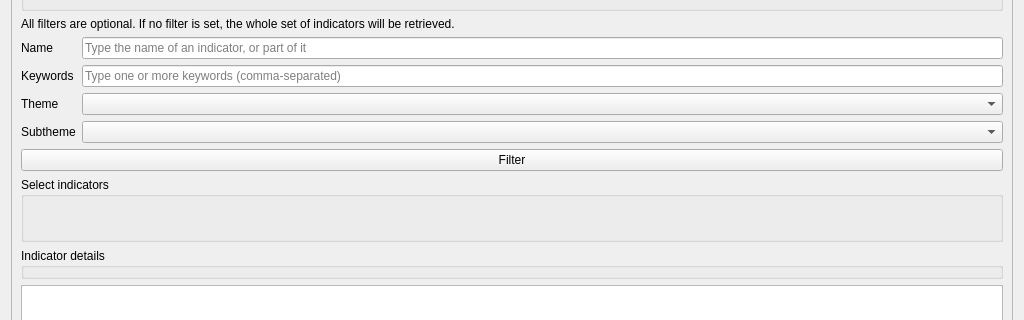
First picture: the form in svir/ui/ui_select_sv_variables.ui, repository gem/oq-irmt-qgis, before the edit; both pictures show x 0 to 1024 and y 239 to 559 of the 1024 by 765 pixel window.
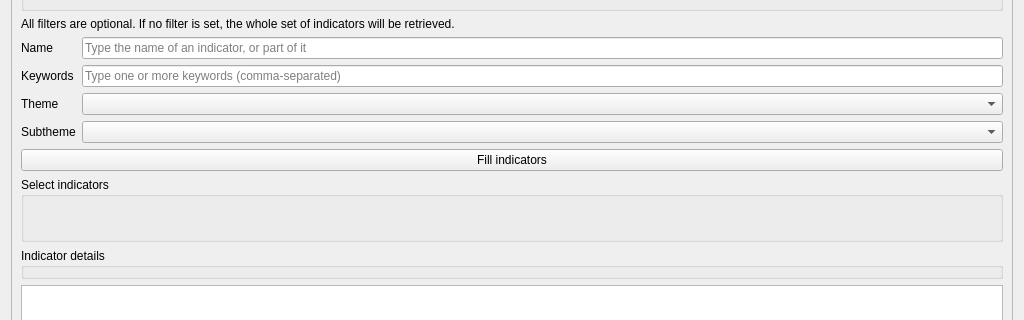
Second picture: the form after the edit. Custom widgets are drawn as their Qt base class.

Commit message: Put into indicators list only those indicators that have values for the chosen zones

Diff of the .ui file:
```diff
--- a/svir/ui/ui_select_sv_variables.ui
+++ b/svir/ui/ui_select_sv_variables.ui
@@ -157,7 +157,7 @@
        <item>
         <widget class="QPushButton" name="filter_btn">
          <property name="text">
-          <string>Filter</string>
+          <string>Fill indicators</string>
          </property>
         </widget>
        </item>
```
The commit also changes 4 other files.
